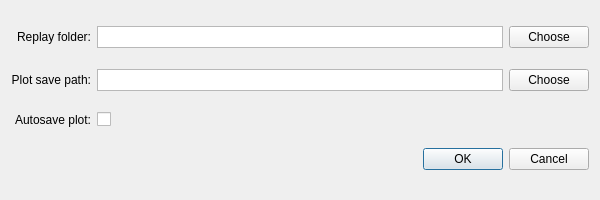
Old version of the form preferencesdialog.ui in the repository Sgambe33/WT-Plotter.
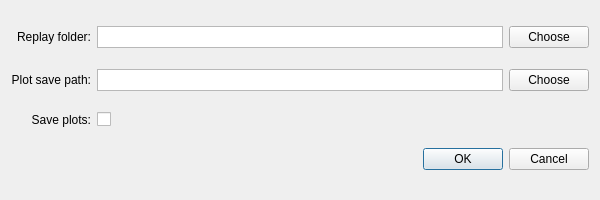
New version of the form.

Commit message: Refactor resource paths and update UI elements for replay functionality

What changed in the file:
```diff
--- a/preferencesdialog.ui
+++ b/preferencesdialog.ui
@@ -47,7 +47,7 @@
    <item row="2" column="0">
     <widget class="QLabel" name="label_3">
      <property name="text">
-      <string>Autosave plot:</string>
+      <string>Save plots:</string>
      </property>
      <property name="alignment">
       <set>Qt::AlignmentFlag::AlignRight|Qt::AlignmentFlag::AlignTrailing|Qt::AlignmentFlag::AlignVCenter</set>
```
The commit also changes 2 other files.
